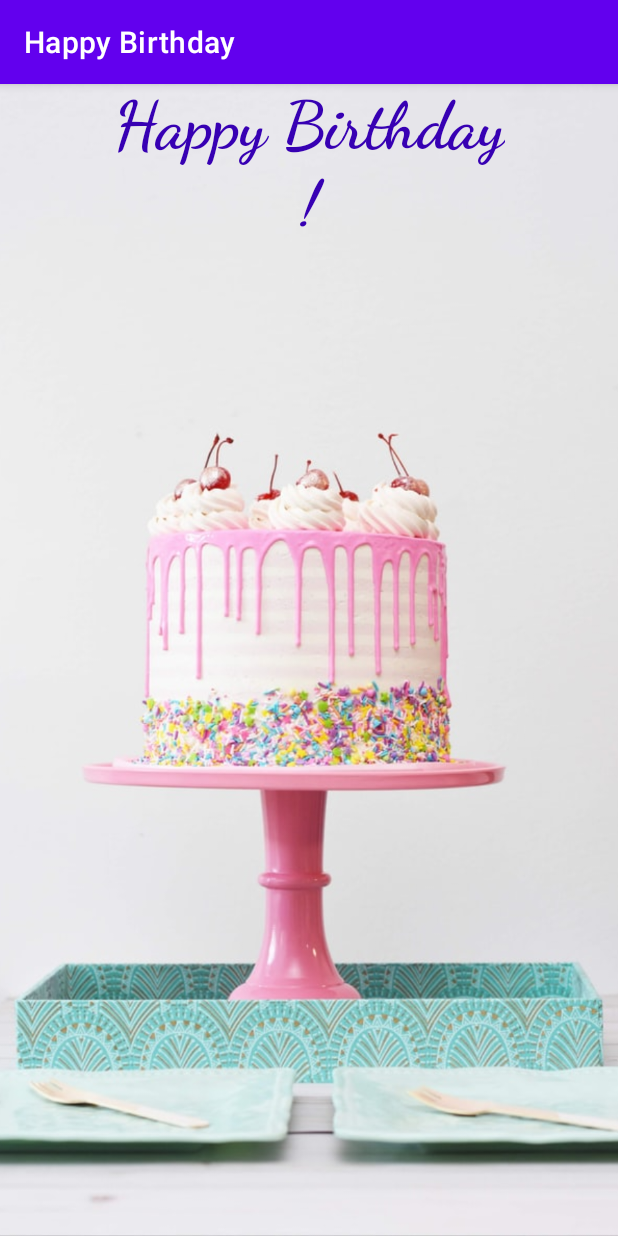
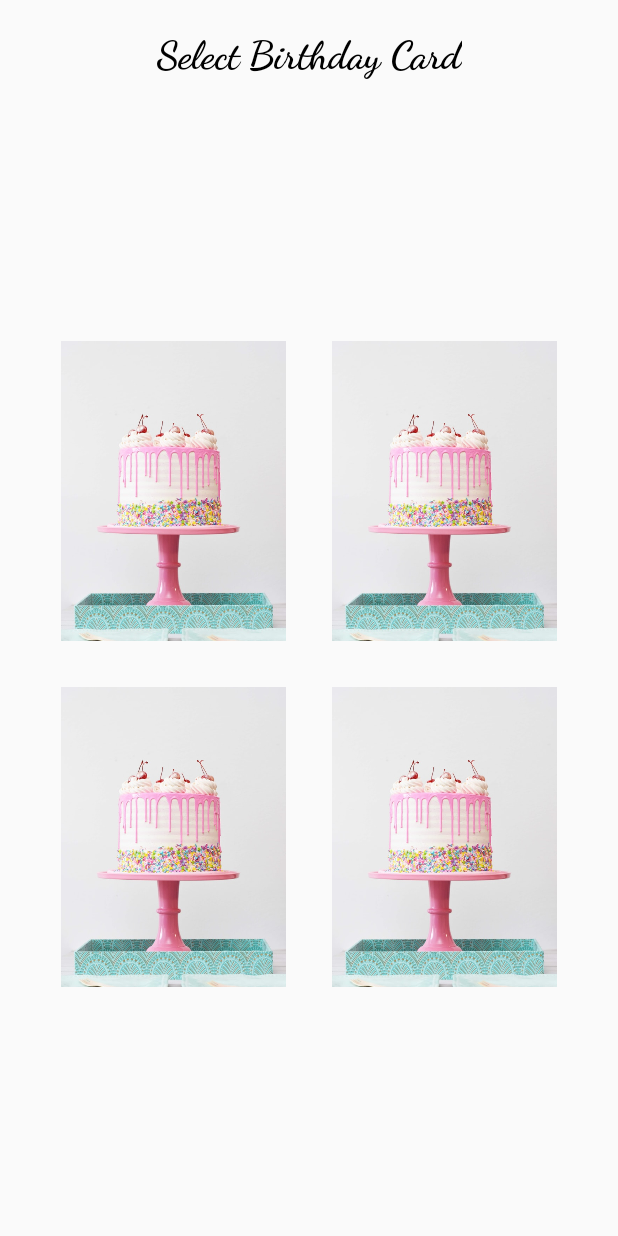
Before and after one commit to vikramvk2003/HappyBirthday, an Android app: the screen it shows after launch (BirthdayGreetingActivity before the commit, selectCard after it), after a tap on "Create Birthday Card", on a phone screen of 412 x 824 dp. Run offline under Robolectric (Android 15) with nearby library versions, the light colour scheme and no system bars.

Commit message:
select birthday card

```diff
--- a/app/src/main/AndroidManifest.xml
+++ b/app/src/main/AndroidManifest.xml
@@ -4,16 +4,17 @@
 
     <application
         android:allowBackup="true"
-        android:icon="@mipmap/ic_launcher"
+        android:icon="@drawable/app"
         android:label="@string/app_name"
-        android:roundIcon="@mipmap/ic_launcher_round"
+        android:roundIcon="@drawable/app"
         android:supportsRtl="true"
         android:theme="@style/Theme.HappyBirthday">
-        <activity android:name=".BirthdayGreetingActivity"></activity>
+        <activity android:name=".selectCard"
+            android:theme="@style/Theme.AppCompat.DayNight.NoActionBar"></activity>
+        <activity android:name=".BirthdayGreetingActivity" />
         <activity
             android:name=".MainActivity"
-            android:theme="@style/Theme.AppCompat.DayNight.NoActionBar"
-            >
+            android:theme="@style/Theme.AppCompat.DayNight.NoActionBar">
             <intent-filter>
                 <action android:name="android.intent.action.MAIN" />
 
--- a/app/src/main/java/com/example/happybirthday/MainActivity.kt
+++ b/app/src/main/java/com/example/happybirthday/MainActivity.kt
@@ -17,7 +17,7 @@ class MainActivity : AppCompatActivity() {
     fun CreateBirthdayCard(view: View)
     {
         val name = Name.editableText.toString()
-        val intent = Intent(this, BirthdayGreetingActivity::class.java)
+        val intent = Intent(this, selectCard::class.java)
         intent.putExtra(BirthdayGreetingActivity.NAME_EXTRA, name )
         startActivity(intent)
 
--- /dev/null
+++ b/app/src/main/java/com/example/happybirthday/selectCard.kt
@@ -0,0 +1,11 @@
+package com.example.happybirthday
+
+import androidx.appcompat.app.AppCompatActivity
+import android.os.Bundle
+
+class selectCard : AppCompatActivity() {
+    override fun onCreate(savedInstanceState: Bundle?) {
+        super.onCreate(savedInstanceState)
+        setContentView(R.layout.activity_select_card)
+    }
+}
--- a/app/src/main/res/layout/activity_birthday_greeting.xml
+++ b/app/src/main/res/layout/activity_birthday_greeting.xml
@@ -30,9 +30,10 @@
         android:textStyle="bold"
         app:layout_constraintBottom_toBottomOf="parent"
         app:layout_constraintEnd_toEndOf="parent"
+        app:layout_constraintHorizontal_bias="0.496"
         app:layout_constraintStart_toStartOf="parent"
         app:layout_constraintTop_toTopOf="parent"
-        app:layout_constraintVertical_bias="0" />
+        app:layout_constraintVertical_bias="0.0" />
 
 
 </androidx.constraintlayout.widget.ConstraintLayout>
--- /dev/null
+++ b/app/src/main/res/layout/activity_select_card.xml
@@ -0,0 +1,70 @@
+<?xml version="1.0" encoding="utf-8"?>
+<androidx.constraintlayout.widget.ConstraintLayout xmlns:android="http://schemas.android.com/apk/res/android"
+    xmlns:app="http://schemas.android.com/apk/res-auto"
+    xmlns:tools="http://schemas.android.com/tools"
+    android:layout_width="match_parent"
+    android:layout_height="match_parent"
+    tools:context=".selectCard">
+
+    <TextView
+        android:id="@+id/textView"
+        android:layout_width="wrap_content"
+        android:layout_height="wrap_content"
+        android:text="Select Birthday Card"
+        app:layout_constraintEnd_toEndOf="parent"
+        app:layout_constraintStart_toStartOf="parent"
+        app:layout_constraintTop_toTopOf="parent"
+        android:padding="8dp"
+        android:layout_marginTop="12dp"
+        android:fontFamily="cursive"
+        android:textSize="26sp"
+        android:textStyle="bold"
+        android:textColor="@color/black"
+        />
+
+    <GridLayout
+        android:layout_width="wrap_content"
+        android:layout_height="wrap_content"
+        android:orientation="vertical"
+        android:rowCount="2"
+        app:layout_constraintBottom_toBottomOf="parent"
+        app:layout_constraintEnd_toEndOf="parent"
+        app:layout_constraintStart_toStartOf="parent"
+        app:layout_constraintTop_toBottomOf="@id/textView">
+
+        <ImageView
+            android:id="@+id/img1"
+            android:layout_width="150dp"
+            android:layout_height="200dp"
+            android:layout_margin="15dp"
+            android:scaleType="centerCrop"
+            android:src="@drawable/cake" />
+
+        <ImageView
+            android:id="@+id/img2"
+            android:layout_width="150dp"
+            android:layout_height="200dp"
+            android:layout_margin="15dp"
+            android:scaleType="centerCrop"
+            android:src="@drawable/cake" />
+
+        <ImageView
+            android:id="@+id/img3"
+            android:layout_width="150dp"
+            android:layout_height="200dp"
+            android:layout_margin="15dp"
+            android:scaleType="centerCrop"
+            android:src="@drawable/cake" />
+
+        <ImageView
+            android:id="@+id/img4"
+            android:layout_width="150dp"
+            android:layout_margin="15dp"
+            android:layout_height="200dp"
+            android:scaleType="centerCrop"
+            android:src="@drawable/cake" />
+
+    </GridLayout>
+
+
+</androidx.constraintlayout.widget.ConstraintLayout>
```
Also changed, not shown: app/src/main/res/drawable/app.png (added), app/src/main/res/drawable/birthday_card.png (added).
